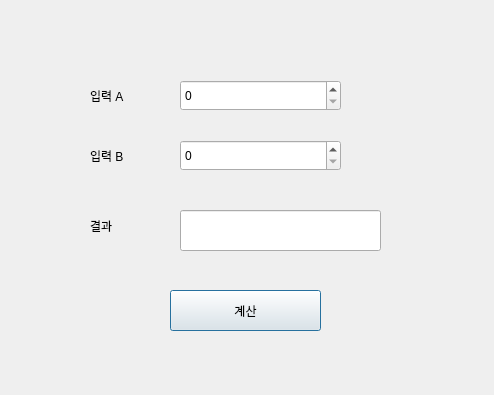
Old version of the form Exam1.ui in the repository sunnyside74/PyStudyWin.
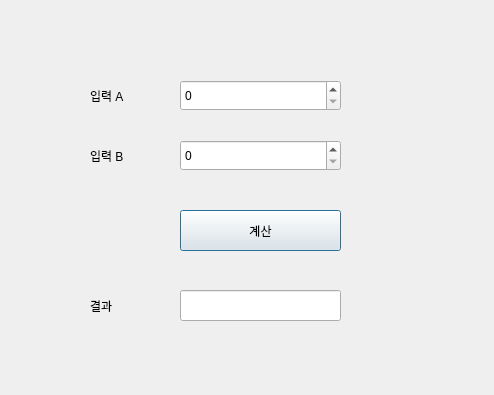
New version of the form.

Commit message: 연습문제 1 풀이 코드 작성 (윈도 아나콘다에 문제가 있어 검증하기 전에 커밋함)

The edit to the form file:
```diff
--- a/Exam1.ui
+++ b/Exam1.ui
@@ -16,9 +16,9 @@
   <widget class="QPushButton" name="pushButton">
    <property name="geometry">
     <rect>
-     <x>170</x>
-     <y>290</y>
-     <width>151</width>
+     <x>180</x>
+     <y>210</y>
+     <width>161</width>
      <height>41</height>
     </rect>
    </property>
@@ -76,9 +76,9 @@
    <property name="geometry">
     <rect>
      <x>180</x>
-     <y>210</y>
-     <width>201</width>
-     <height>41</height>
+     <y>290</y>
+     <width>161</width>
+     <height>31</height>
     </rect>
    </property>
   </widget>
@@ -86,7 +86,7 @@
    <property name="geometry">
     <rect>
      <x>90</x>
-     <y>210</y>
+     <y>290</y>
      <width>71</width>
      <height>31</height>
     </rect>
```
Left out of the diff: 4 changed lines with no effect on the pictures. The commit also changes 1 other file.
